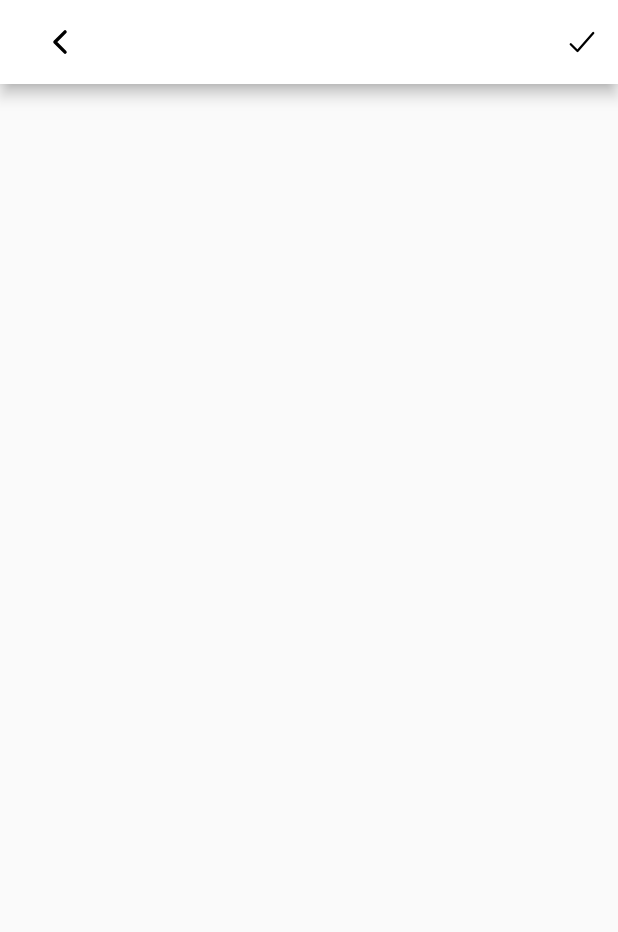
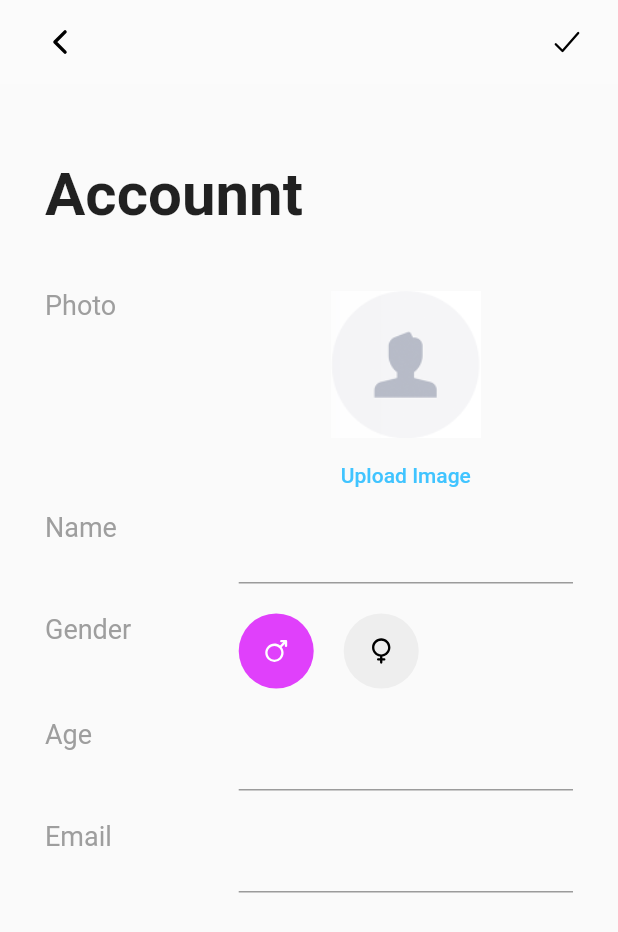
Before and after one commit to Karlo11111/Aedis---HotelSoftvare-using-Flutter, a Flutter app: the EditAccountScreen screen opened directly, on a phone screen of 412 x 824 dp. Shown: the top 932 px of the screen. Run offline on Flutter 3.47's test engine with Material 2 defaults, Android fonts, the phone set to English and light mode, and no system bars; our stand-ins replace cloud_firestore, email_validator, firebase_auth, firebase_core, font_awesome_flutter, google_fonts and 4 more; accounts and stored records are empty; network calls fail; Roboto replaces fonts that are missing (Inder).

Commit message:
Forgot Passwd added, Edit Acc screen UI,  moved Sign Out to Settings

```diff
--- /dev/null
+++ b/lib/Utilities/edit_item.dart
@@ -0,0 +1,35 @@
+import 'package:flutter/material.dart';
+import 'package:google_fonts/google_fonts.dart';
+
+class EditItem extends StatelessWidget {
+  final Widget widget;
+  final String title;
+  const EditItem({
+    super.key,
+    required this.widget,
+    required this.title,
+  });
+
+  @override
+  Widget build(BuildContext context) {
+    return Row(
+      crossAxisAlignment: CrossAxisAlignment.start,
+      children: [
+        Expanded(
+          flex: 2,
+          child: Text(
+            title,
+            style: GoogleFonts.inder(fontSize: 18, color: Colors.grey),
+          ),
+        ),
+        const SizedBox(
+          width: 40,
+        ),
+        Expanded(
+          flex: 5,
+          child: widget,
+        )
+      ],
+    );
+  }
+}
--- a/lib/pages/Edit_account_screen.dart
+++ b/lib/pages/Edit_account_screen.dart
@@ -1,7 +1,9 @@
 // ignore_for_file: prefer_const_constructors, prefer_const_literals_to_create_immutables
 
 import 'package:flutter/material.dart';
+import 'package:google_fonts/google_fonts.dart';
 import 'package:ionicons/ionicons.dart';
+import 'package:razvoj_sofvera/Utilities/edit_item.dart';
 
 class EditAccountScreen extends StatefulWidget {
   const EditAccountScreen({super.key});
@@ -11,11 +13,14 @@ class EditAccountScreen extends StatefulWidget {
 }
 
 class _EditAccountScreenState extends State<EditAccountScreen> {
+  String gender = "man";
+
   @override
   Widget build(BuildContext context) {
     return Scaffold(
       appBar: AppBar(
-        backgroundColor: Colors.white,
+        backgroundColor: Colors.white10,
+        elevation: 0,
         leading: IconButton(
           color: Colors.black,
           onPressed: () {
@@ -25,19 +30,140 @@ class _EditAccountScreenState extends State<EditAccountScreen> {
         ),
         leadingWidth: 80,
         actions: [
-          IconButton(
-            onPressed: () {},
-            style: IconButton.styleFrom(
+          Padding(
+            padding: const EdgeInsets.only(right: 10),
+            child: IconButton(
+              onPressed: () {},
+              style: IconButton.styleFrom(
                 backgroundColor: Colors.lightBlueAccent,
                 shape: RoundedRectangleBorder(
-                    borderRadius: BorderRadius.circular(15))),
-            icon: Icon(
-              Ionicons.checkmark,
-              color: Colors.black,
+                  borderRadius: BorderRadius.circular(15),
+                ),
+                fixedSize: Size(70, 55),
+              ),
+              icon: Icon(
+                Ionicons.checkmark,
+                color: Colors.black,
+              ),
             ),
           )
         ],
       ),
+      body: SingleChildScrollView(
+        child: Padding(
+          padding: const EdgeInsets.all(30),
+          child: Column(
+            crossAxisAlignment: CrossAxisAlignment.start,
+            children: [
+              const SizedBox(
+                height: 20,
+              ),
+              Text(
+                "Accounnt",
+                style: GoogleFonts.inder(
+                    fontSize: 40, fontWeight: FontWeight.bold),
+              ),
+              const SizedBox(
+                height: 40,
+              ),
+
+              //photo
+
+              EditItem(
+                  title: "Photo",
+                  widget: Column(
+                    children: [
+                      Image.asset(
+                        "lib/assets/avatar.png",
+                        height: 100,
+                        width: 100,
+                      ),
+                      TextButton(
+                          onPressed: () {},
+                          style: TextButton.styleFrom(
+                            foregroundColor: Colors.lightBlueAccent,
+                          ),
+                          child: const Text("Upload Image"))
+                    ],
+                  )),
+              const EditItem(
+                title: "Name",
+                widget: TextField(),
+              ),
+
+              //user gender
+
+              const SizedBox(
+                height: 20,
+              ),
+
+              EditItem(
+                title: "Gender",
+                widget: Row(
+                  children: [
+                    //male icon
+                    CircleAvatar(
+                      radius: 25,
+                      backgroundColor: gender == "man"
+                          ? Colors.purpleAccent
+                          : Colors.grey.shade200,
+                      child: IconButton(
+                          onPressed: () {
+                            setState(() {
+                              gender = "man";
+                            });
+                          },
+                          icon: Icon(
+                            color:
+                                gender == "man" ? Colors.white : Colors.black,
+                            Ionicons.male,
+                            size: 18,
+                          )),
+                    ),
+                    const SizedBox(
+                      width: 20,
+                    ),
+
+                    //woman icon
+                    CircleAvatar(
+                      radius: 25,
+                      backgroundColor: gender == "woman"
+                          ? Colors.purpleAccent
+                          : Colors.grey.shade200,
+                      child: IconButton(
+                          onPressed: () {
+                            setState(() {
+                              gender = "woman";
+                            });
+                          },
+                          icon: Icon(
+                            color:
+                                gender == "woman" ? Colors.white : Colors.black,
+                            Ionicons.female,
+                            size: 18,
+                          )),
+                    )
+                  ],
+                ),
+              ),
+              const SizedBox(
+                height: 20,
+              ),
+
+              //age
+
+              EditItem(widget: TextField(), title: "Age"),
+
+              const SizedBox(
+                height: 20,
+              ),
+
+              //Email
+              EditItem(title: "Email", widget: TextField()),
+            ],
+          ),
+        ),
+      ),
     );
   }
 }
--- a/pubspec.yaml
+++ b/pubspec.yaml
@@ -45,6 +45,8 @@ dependencies:
   google_sign_in: ^5.4.2
   settings_ui: ^2.0.2
   ionicons: ^0.2.2
+  email_validator: ^2.1.17
+  basic_utils: ^5.7.0
 
 dev_dependencies:
   flutter_test:
```
Also changed, not shown: lib/LoginPages/forgot_passwd.dart (added, +116 -0 lines), lib/LoginPages/login_page.dart (+15 -7 lines), lib/pages/options_page.dart (+13 -1 lines), lib/pages/profile_page.dart (+1 -20 lines), pubspec.lock.
